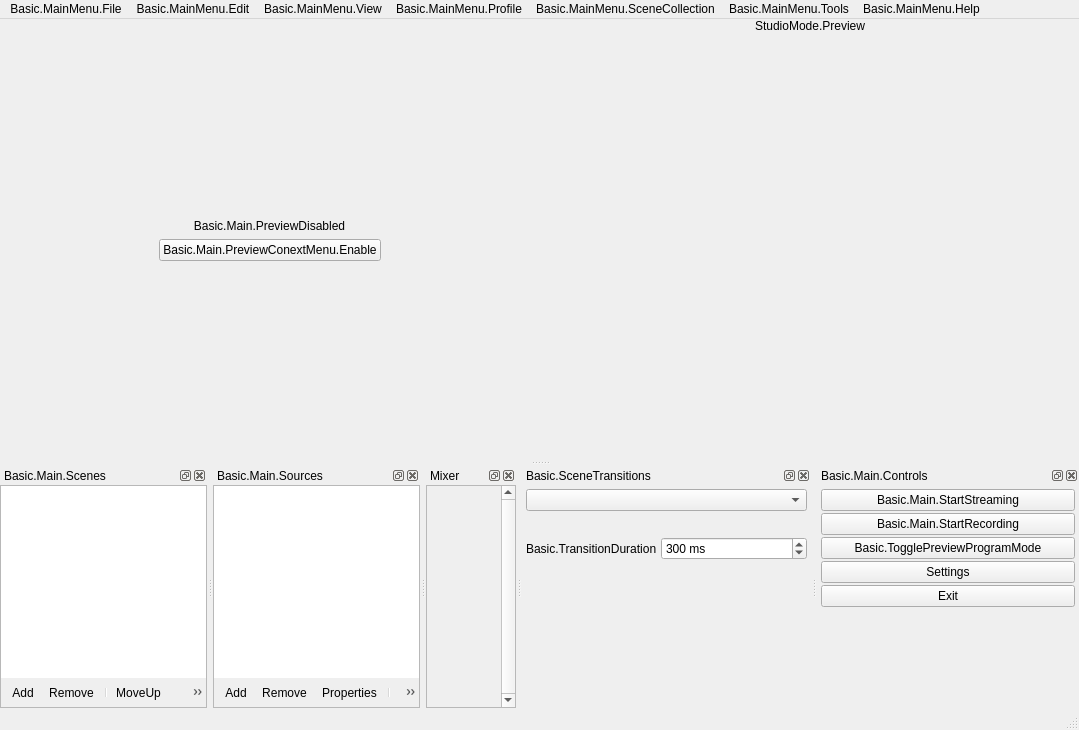
First picture: the form in UI/forms/OBSBasic.ui, repository reddit/rpan-studio, before the edit.
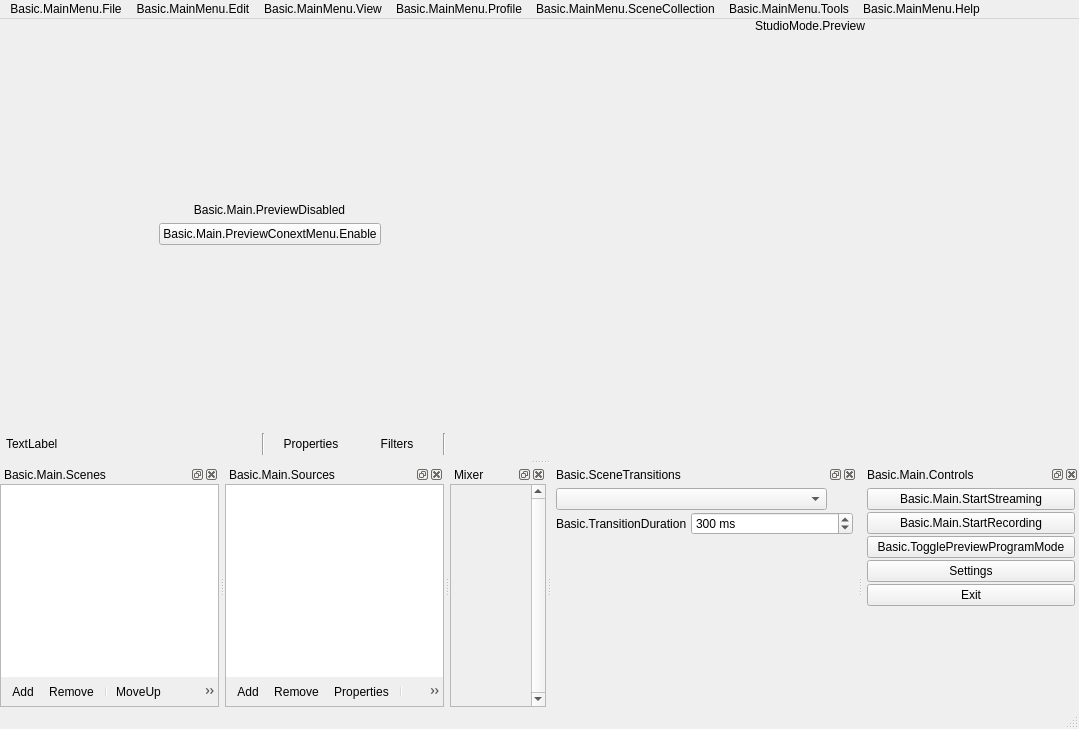
Second picture: the form after the edit. Icons and pictures are not drawn. Custom widgets are drawn as their Qt base class.

What changed in the file:
```diff
--- a/UI/forms/OBSBasic.ui
+++ b/UI/forms/OBSBasic.ui
@@ -8,7 +8,7 @@
     <x>0</x>
     <y>0</y>
     <width>1079</width>
-    <height>730</height>
+    <height>729</height>
    </rect>
   </property>
   <property name="sizePolicy">
@@ -195,6 +195,229 @@
       </item>
      </layout>
     </item>
+    <item>
+     <widget class="QWidget" name="contextContainer" native="true">
+      <property name="sizePolicy">
+       <sizepolicy hsizetype="Preferred" vsizetype="Preferred">
+        <horstretch>0</horstretch>
+        <verstretch>0</verstretch>
+       </sizepolicy>
+      </property>
+      <property name="minimumSize">
+       <size>
+        <width>0</width>
+        <height>30</height>
+       </size>
+      </property>
+      <property name="maximumSize">
+       <size>
+        <width>16777215</width>
+        <height>30</height>
+       </size>
+      </property>
+      <layout class="QHBoxLayout" name="horizontalLayout9">
+       <property name="spacing">
+        <number>6</number>
+       </property>
+       <property name="sizeConstraint">
+        <enum>QLayout::SetDefaultConstraint</enum>
+       </property>
+       <property name="leftMargin">
+        <number>6</number>
+       </property>
+       <property name="topMargin">
+        <number>4</number>
+       </property>
+       <property name="rightMargin">
+        <number>6</number>
+       </property>
+       <property name="bottomMargin">
+        <number>4</number>
+       </property>
+       <item>
+        <widget class="QWidget" name="contextSubContainer" native="true">
+         <property name="sizePolicy">
+          <sizepolicy hsizetype="Preferred" vsizetype="Preferred">
+           <horstretch>0</horstretch>
+           <verstretch>0</verstretch>
+          </sizepolicy>
+         </property>
+         <property name="minimumSize">
+          <size>
+           <width>0</width>
+           <height>0</height>
+          </size>
+         </property>
+         <layout class="QHBoxLayout" name="horizontalLayout_5">
+          <property name="spacing">
+           <number>6</number>
+          </property>
+          <property name="leftMargin">
+           <number>0</number>
+          </property>
+          <property name="topMargin">
+           <number>0</number>
+          </property>
+          <property name="rightMargin">
+           <number>0</number>
+          </property>
+          <property name="bottomMargin">
+           <number>0</number>
+          </property>
+          <item>
+           <widget class="QLabel" name="contextSourceLabel">
+            <property name="sizePolicy">
+             <sizepolicy hsizetype="Preferred" vsizetype="Fixed">
+              <horstretch>0</horstretch>
+              <verstretch>0</verstretch>
+             </sizepolicy>
+            </property>
+            <property name="minimumSize">
+             <size>
+              <width>250</width>
+              <height>22</height>
+             </size>
+            </property>
+            <property name="maximumSize">
+             <size>
+              <width>250</width>
+              <height>22</height>
+             </size>
+            </property>
+            <property name="text">
+             <string>TextLabel</string>
+            </property>
+           </widget>
+          </item>
+          <item>
+           <widget class="Line" name="line_3">
+            <property name="orientation">
+             <enum>Qt::Vertical</enum>
+            </property>
+           </widget>
+          </item>
+          <item>
+           <widget class="QPushButton" name="sourcePropertiesButton">
+            <property name="sizePolicy">
+             <sizepolicy hsizetype="Minimum" vsizetype="Fixed">
+              <horstretch>0</horstretch>
+              <verstretch>0</verstretch>
+             </sizepolicy>
+            </property>
+            <property name="minimumSize">
+             <size>
+              <width>0</width>
+              <height>22</height>
+             </size>
+            </property>
+            <property name="maximumSize">
+             <size>
+              <width>16777215</width>
+              <height>22</height>
+             </size>
+            </property>
+            <property name="toolTip">
+             <string>Properties</string>
+            </property>
+            <property name="text">
+             <string>Properties</string>
+            </property>
+            <property name="icon">
+             <iconset resource="obs.qrc">
+              <normaloff>:/settings/images/settings/general.svg</normaloff>:/settings/images/settings/general.svg</iconset>
+            </property>
+            <property name="flat">
+             <bool>true</bool>
+            </property>
+            <property name="themeID2" stdset="0">
+             <string notr="true">contextBarButton</string>
+            </property>
+           </widget>
+          </item>
+          <item>
+           <widget class="QPushButton" name="sourceFiltersButton">
+            <property name="minimumSize">
+             <size>
+              <width>0</width>
+              <height>22</height>
+             </size>
+            </property>
+            <property name="maximumSize">
+             <size>
+              <width>16777215</width>
+              <height>22</height>
+             </size>
+            </property>
+            <property name="toolTip">
+             <string>Filters</string>
+            </property>
+            <property name="text">
+             <string>Filters</string>
+            </property>
+            <property name="icon">
+             <iconset resource="obs.qrc">
+              <normaloff>:/res/images/filter.svg</normaloff>:/res/images/filter.svg</iconset>
+            </property>
+            <property name="flat">
+             <bool>true</bool>
+            </property>
+            <property name="themeID2" stdset="0">
+             <string notr="true">contextBarButton</string>
+            </property>
+           </widget>
+          </item>
+          <item>
+           <widget class="Line" name="line">
+            <property name="orientation">
+             <enum>Qt::Vertical</enum>
+            </property>
+           </widget>
+          </item>
+         </layout>
+        </widget>
+       </item>
+       <item>
+        <widget class="QWidget" name="emptySpace" native="true">
+         <property name="sizePolicy">
+          <sizepolicy hsizetype="Expanding" vsizetype="Fixed">
+           <horstretch>0</horstretch>
+           <verstretch>0</verstretch>
+          </sizepolicy>
+         </property>
+         <property name="minimumSize">
+          <size>
+           <width>0</width>
+           <height>22</height>
+          </size>
+         </property>
+         <property name="maximumSize">
+          <size>
+           <width>16777215</width>
+           <height>22</height>
+          </size>
+         </property>
+         <layout class="QHBoxLayout" name="horizontalLayout_6">
+          <property name="spacing">
+           <number>0</number>
+          </property>
+          <property name="leftMargin">
+           <number>0</number>
+          </property>
+          <property name="topMargin">
+           <number>0</number>
+          </property>
+          <property name="rightMargin">
+           <number>0</number>
+          </property>
+          <property name="bottomMargin">
+           <number>0</number>
+          </property>
+         </layout>
+        </widget>
+       </item>
+      </layout>
+     </widget>
+    </item>
    </layout>
   </widget>
   <widget class="QMenuBar" name="menubar">
@@ -881,107 +1104,21 @@
         <property name="bottomMargin">
          <number>0</number>
         </property>
-        <item>
-         <widget class="QComboBox" name="transitions">
-          <property name="minimumSize">
-           <size>
-            <width>120</width>
-            <height>0</height>
-           </size>
-          </property>
-          <property name="accessibleName">
-           <string>Transition</string>
-          </property>
-         </widget>
-        </item>
         <item>
          <layout class="QHBoxLayout" name="horizontalLayout_4">
           <property name="spacing">
            <number>4</number>
           </property>
           <item>
-           <spacer name="horizontalSpacer">
-            <property name="orientation">
-             <enum>Qt::Horizontal</enum>
-            </property>
-            <property name="sizeType">
-             <enum>QSizePolicy::Expanding</enum>
-            </property>
-            <property name="sizeHint" stdset="0">
+           <widget class="QComboBox" name="transitions">
+            <property name="minimumSize">
              <size>
-              <width>40</width>
-              <height>20</height>
+              <width>120</width>
+              <height>0</height>
              </size>
             </property>
-           </spacer>
-          </item>
-          <item>
-           <widget class="QPushButton" name="transitionAdd">
-            <property name="sizePolicy">
-             <sizepolicy hsizetype="Maximum" vsizetype="Maximum">
-              <horstretch>0</horstretch>
-              <verstretch>0</verstretch>
-             </sizepolicy>
-            </property>
-            <property name="maximumSize">
-             <size>
-              <width>22</width>
-              <height>22</height>
-             </size>
-            </property>
-            <property name="toolTip">
-             <string>Basic.AddTransition</string>
-            </property>
             <property name="accessibleName">
-             <string>Basic.AddTransition</string>
-            </property>
-            <property name="text">
-             <string notr="true"/>
-            </property>
-            <property name="icon">
-             <iconset>
-              <normaloff>:/res/images/add.png</normaloff>:/res/images/add.png</iconset>
-            </property>
-            <property name="flat">
-             <bool>true</bool>
-            </property>
-            <property name="themeID" stdset="0">
-             <string notr="true">addIconSmall</string>
-            </property>
-           </widget>
-          </item>
-          <item>
-           <widget class="QPushButton" name="transitionRemove">
-            <property name="sizePolicy">
-             <sizepolicy hsizetype="Maximum" vsizetype="Maximum">
-              <horstretch>0</horstretch>
-              <verstretch>0</verstretch>
-             </sizepolicy>
-            </property>
-            <property name="maximumSize">
-             <size>
-              <width>22</width>
-              <height>22</height>
-             </size>
-            </property>
-            <property name="toolTip">
-             <string>Basic.RemoveTransition</string>
-            </property>
-            <property name="accessibleName">
-             <string>Basic.RemoveTransition</string>
-            </property>
-            <property name="text">
-             <string notr="true"/>
-            </property>
-            <property name="icon">
-             <iconset>
-              <normaloff>:/res/images/list_remove.png</normaloff>:/res/images/list_remove.png</iconset>
-            </property>
-            <property name="flat">
-             <bool>true</bool>
-            </property>
-            <property name="themeID" stdset="0">
-             <string notr="true">removeIconSmall</string>
+             <string>Transition</string>
             </property>
            </widget>
           </item>
@@ -1119,11 +1256,17 @@
         <bool>true</bool>
        </property>
        <property name="sizePolicy">
-        <sizepolicy hsizetype="Preferred" vsizetype="Fixed">
+        <sizepolicy hsizetype="Ignored" vsizetype="Fixed">
          <horstretch>0</horstretch>
          <verstretch>0</verstretch>
         </sizepolicy>
        </property>
+       <property name="minimumSize">
+        <size>
+         <width>150</width>
+         <height>0</height>
+        </size>
+       </property>
        <property name="text">
         <string>Basic.Main.StartStreaming</string>
        </property>
@@ -1155,14 +1298,14 @@
           <bool>true</bool>
          </property>
          <property name="sizePolicy">
-          <sizepolicy hsizetype="Preferred" vsizetype="Fixed">
+          <sizepolicy hsizetype="Ignored" vsizetype="Fixed">
            <horstretch>0</horstretch>
            <verstretch>0</verstretch>
           </sizepolicy>
          </property>
          <property name="minimumSize">
           <size>
-           <width>130</width>
+           <width>0</width>
            <height>0</height>
           </size>
          </property>
@@ -1178,6 +1321,18 @@
      </item>
      <item>
       <widget class="QPushButton" name="modeSwitch">
+       <property name="sizePolicy">
+        <sizepolicy hsizetype="Ignored" vsizetype="Fixed">
+         <horstretch>0</horstretch>
+         <verstretch>0</verstretch>
+        </sizepolicy>
+       </property>
+       <property name="minimumSize">
+        <size>
+         <width>150</width>
+         <height>0</height>
+        </size>
+       </property>
        <property name="text">
         <string>Basic.TogglePreviewProgramMode</string>
        </property>
@@ -1189,11 +1344,17 @@
      <item>
       <widget class="QPushButton" name="settingsButton">
        <property name="sizePolicy">
-        <sizepolicy hsizetype="Preferred" vsizetype="Fixed">
+        <sizepolicy hsizetype="Ignored" vsizetype="Fixed">
          <horstretch>0</horstretch>
          <verstretch>0</verstretch>
         </sizepolicy>
        </property>
+       <property name="minimumSize">
+        <size>
+         <width>150</width>
+         <height>0</height>
+        </size>
+       </property>
        <property name="text">
         <string>Settings</string>
        </property>
@@ -1202,11 +1363,17 @@
      <item>
       <widget class="QPushButton" name="exitButton">
        <property name="sizePolicy">
-        <sizepolicy hsizetype="Preferred" vsizetype="Fixed">
+        <sizepolicy hsizetype="Ignored" vsizetype="Fixed">
          <horstretch>0</horstretch>
          <verstretch>0</verstretch>
         </sizepolicy>
        </property>
+       <property name="minimumSize">
+        <size>
+         <width>150</width>
+         <height>0</height>
+        </size>
+       </property>
        <property name="text">
         <string>Exit</string>
        </property>
```
Left out of the diff: 35 changed lines with no effect on the pictures.
